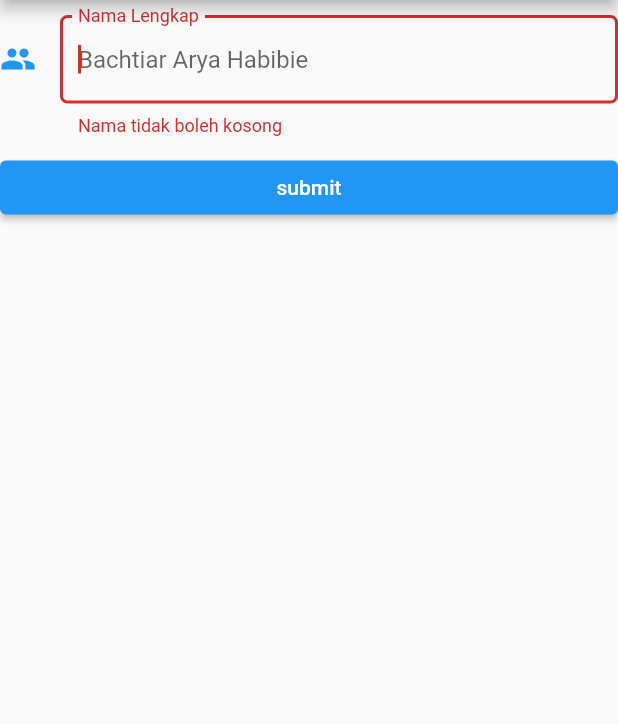
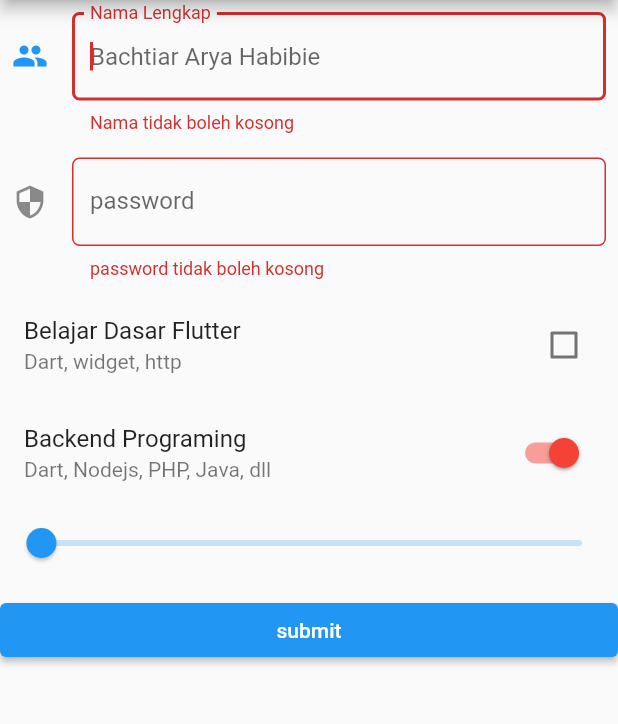
Before and after one commit to BachtiarAH/Workshop-website-flutter-form, a Flutter app: the screen it shows after launch, after a tap on "submit", on a phone screen of 412 x 824 dp, the part 84-808 px from its top. Run offline on Flutter 3.47's test engine with Material 2 defaults, Android fonts, the phone set to English and light mode, and no system bars.

Commit message:
acara 26 done

```diff
--- a/lib/view/BelajarForm.dart
+++ b/lib/view/BelajarForm.dart
@@ -11,6 +11,9 @@ class BelajarForm extends StatefulWidget {
 
 class _BelajarFormState extends State<BelajarForm> {
   final keyForm = GlobalKey<FormState>();
+  double nilaiSlider = 1;
+  bool nilaiCheckbox = false;
+  bool nilaiSwitch = true;
 
   @override
   Widget build(BuildContext context) {
@@ -20,11 +23,11 @@ class _BelajarFormState extends State<BelajarForm> {
         ),
         body: Form(
           key: keyForm,
-        child:  ListView(
+          child: ListView(
             children: [
               //text fiel normal
               Container(
-            margin: EdgeInsets.only(top: 10),
+                margin: EdgeInsets.all(8),
                 child: TextFormField(
                   autofocus: true,
                   decoration: new InputDecoration(
@@ -42,18 +45,77 @@ class _BelajarFormState extends State<BelajarForm> {
                   },
                 ),
               ),
+
+              //acara 26
+
+              //password
+              Padding(
+                padding: const EdgeInsets.all(8),
+                child: TextFormField(
+                  obscureText: true,
+                  decoration: InputDecoration(
+                      labelText: "password",
+                      icon: Icon(Icons.security),
+                      border: OutlineInputBorder(
+                          borderRadius: BorderRadius.circular(5))),
+                  validator: ((value) {
+                    if (value!.isEmpty) {
+                      return 'password tidak boleh kosong';
+                    }
+                    return null;
+                  }),
+                ),
+              ),
+
+              //checkboxlisttile
+              CheckboxListTile(
+                title: Text("Belajar Dasar Flutter"),
+                subtitle: Text('Dart, widget, http'),
+                value: nilaiCheckbox,
+                activeColor: Colors.deepPurpleAccent,
+                onChanged: (value) {
+                  setState(() {
+                    nilaiCheckbox = value!;
+                  });
+                },
+              ),
+
+              //switchlisttile
+              SwitchListTile(
+                title: Text('Backend Programing'),
+                subtitle: Text('Dart, Nodejs, PHP, Java, dll'),
+                value: nilaiSwitch,
+                activeColor: Colors.red,
+                onChanged: (value) {
+                  setState(() {
+                    nilaiSwitch = value;
+                  });
+                },
+              ),
+              // Text(nilaiSlider.toString()),
+              //slider
+              Slider(
+                min: 0,
+                max: 100,
+                value: nilaiSlider,
+                onChanged: (value) {
+                  setState(() {
+                    nilaiSlider = value;
+                  });
+                },
+              ),
+
               //button
               Container(
                 margin: EdgeInsets.only(top: 10),
-            child: ElevatedButton(onPressed: () {
-              if (keyForm.currentState!.validate()) {
-              }
-            }, child: Text("submit")),
-          )
+                child: ElevatedButton(
+                    onPressed: () {
+                      if (keyForm.currentState!.validate()) {}
+                    },
+                    child: Text("submit")),
+              ),
             ],
           ),
-        )
-
-    );
+        ));
   }
 }
```
Lines whose indentation alone changed are shown as unchanged.
